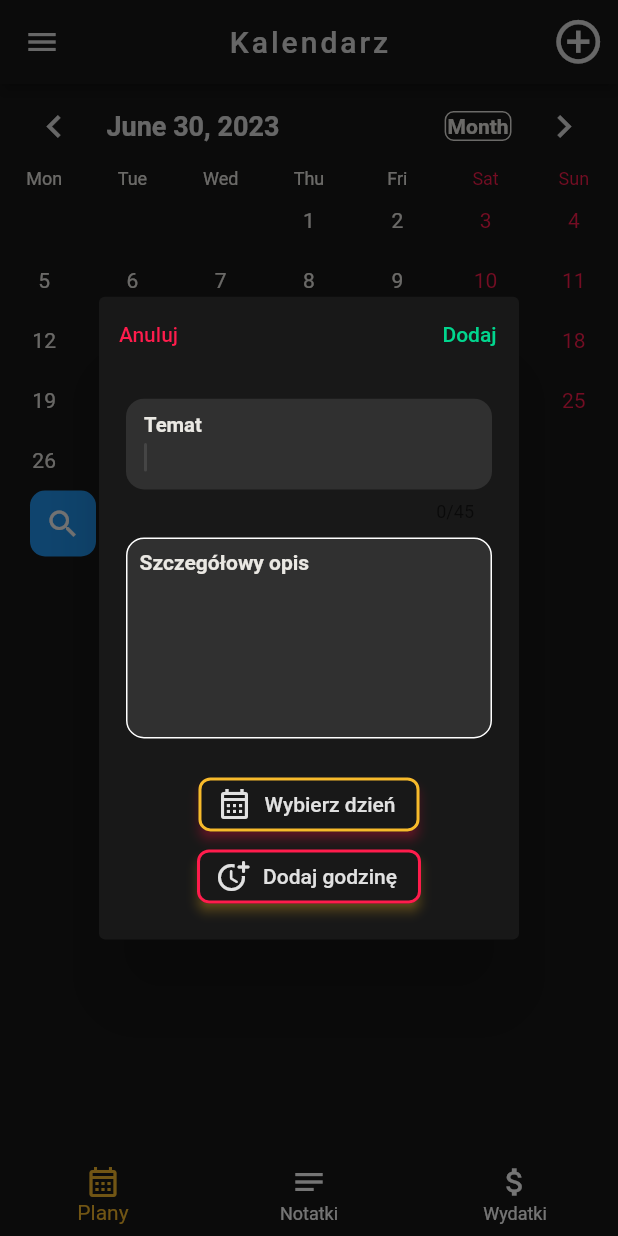
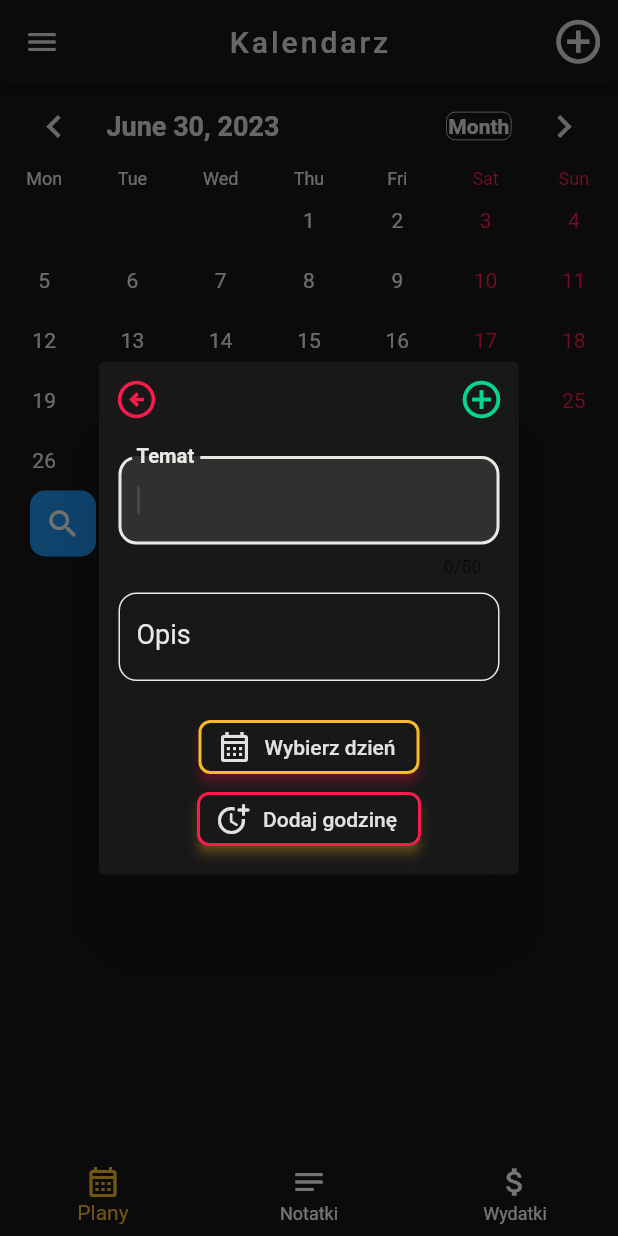
Before and after one commit to patrykdybalski/NOTSY, a Flutter app: the screen it shows after launch, after a tap on the "add circle outline" icon, on a phone screen of 412 x 824 dp. Run offline on Flutter 3.47's test engine with Material 2 defaults, Android fonts, the phone set to English and light mode, and no system bars; drawn by our look-alikes of table_calendar; our stand-ins replace cloud_firestore, firebase_auth, firebase_core, flutter_bloc, google_fonts; accounts and stored records are empty.

```diff
--- a/lib/constans/colors.dart
+++ b/lib/constans/colors.dart
@@ -6,6 +6,7 @@ class AppColors {
   static const Color accentColor = Color(0xFFE1E1E1);
   static const Color dayColor = Color.fromRGBO(234, 232, 227, 1.0);
   static const Color redColor = Color(0xFFFF1C4C);
+  static const Color greenColor = Color(0xff01D68E);
   static const Color selectedDayColor = Color.fromRGBO(234, 232, 227, 1.0);
 
   // Dodaj inne kolory według potrzeb
--- a/lib/features/home/pages/add_event_dialog/add_event_dialog.dart
+++ b/lib/features/home/pages/add_event_dialog/add_event_dialog.dart
@@ -43,23 +43,22 @@ class _AddEventDialogState extends State<AddEventDialog> {
             return AlertDialog(
               scrollable: true,
               titlePadding: const EdgeInsets.all(1),
-              contentPadding: const EdgeInsets.all(10),
+              contentPadding: const EdgeInsets.all(5),
               backgroundColor: AppColors.primaryColor,
               title: Row(
                 mainAxisAlignment: MainAxisAlignment.spaceBetween,
                 children: [
-                  TextButton(
-                    child: const Text(
-                      'Anuluj',
-                      style: TextStyle(
+                  IconButton(
+                    icon: const Icon(
+                      Icons.arrow_circle_left_outlined,
                       color: AppColors.redColor,
-                      ),
+                      size: 30,
                     ),
                     onPressed: () {
                       Navigator.of(context).pop();
                     },
                   ),
-                  TextButton(
+                  IconButton(
                     onPressed: _title == null ||
                             _subtitle == null ||
                             _selectedDay == null ||
@@ -73,11 +72,10 @@ class _AddEventDialogState extends State<AddEventDialog> {
                                   _selectedTime!,
                                 );
                           },
-                    child: const Text(
-                      'Dodaj',
-                      style: TextStyle(
-                        color: Color(0xff01D68E),
-                      ),
+                    icon: const Icon(
+                      Icons.add_circle_outline_sharp,
+                      color: AppColors.greenColor,
+                      size: 30,
                     ),
                   ),
                 ],
@@ -149,6 +147,7 @@ class _ContentDialog extends StatelessWidget {
       child: Column(
         children: [
           TextFormField(
+            textAlign: TextAlign.justify,
             onChanged: onTitleChanged,
             autofocus: true,
             cursorColor: Colors.white10,
@@ -163,41 +162,28 @@ class _ContentDialog extends StatelessWidget {
                 color: AppColors.dayColor,
                 fontSize: 18,
               ),
-              border: UnderlineInputBorder(
+              focusedBorder: OutlineInputBorder(
                   borderRadius: BorderRadius.circular(12),
-                borderSide: BorderSide.none,
+                  borderSide: const BorderSide(
+                    color: AppColors.dayColor,
+                    width: 2,
+                  )),
+              enabledBorder: OutlineInputBorder(
+                borderRadius: BorderRadius.circular(12),
+                borderSide: const BorderSide(
+                  color: AppColors.dayColor,
+                ),
               ),
               filled: true,
               fillColor: Colors.white10,
             ),
             keyboardType: TextInputType.text,
-            maxLength: 45,
-            maxLines: 1,
+            maxLength: 50,
+            maxLines: 2,
+            minLines: 1,
           ),
           const SizedBox(
             height: 10,
-          ),
-          Container(
-            decoration: BoxDecoration(
-              color: Colors.white10,
-              borderRadius: BorderRadius.circular(12),
-              border: Border.all(
-                width: 1,
-                color: Colors.white,
-              ),
-            ),
-            child: Padding(
-              padding: const EdgeInsets.all(8.0),
-              child: Column(
-                crossAxisAlignment: CrossAxisAlignment.start,
-                children: [
-                  const Text(
-                    'Szczegółowy opis',
-                    style: TextStyle(
-                      color: AppColors.dayColor,
-                      fontSize: 14,
-                      fontWeight: FontWeight.bold,
-                    ),
           ),
           TextFormField(
             onChanged: onSubtitleChanged,
@@ -207,17 +193,28 @@ class _ContentDialog extends StatelessWidget {
               color: AppColors.dayColor,
             ),
             decoration: InputDecoration(
-                      border: UnderlineInputBorder(
-                        borderSide: BorderSide.none,
+              enabled: true,
+              labelText: 'Opis',
+              labelStyle: const TextStyle(
+                color: AppColors.dayColor,
+                fontSize: 18,
+              ),
+              focusedBorder: OutlineInputBorder(
                   borderRadius: BorderRadius.circular(12),
+                  borderSide: const BorderSide(
+                    color: AppColors.dayColor,
+                    width: 2,
+                  )),
+              enabledBorder: OutlineInputBorder(
+                borderRadius: BorderRadius.circular(12),
+                borderSide: const BorderSide(
+                  color: AppColors.dayColor,
+                ),
               ),
             ),
             keyboardType: TextInputType.text,
-                    maxLines: 4,
-                  ),
-                ],
-              ),
-            ),
+            maxLines: 10,
+            minLines: 1,
           ),
           const SizedBox(
             height: 20,
--- a/lib/features/home/pages/calendar_page/widgets/calendar_widget.dart
+++ b/lib/features/home/pages/calendar_page/widgets/calendar_widget.dart
@@ -155,16 +155,19 @@ class _CalendarWidgetState extends State<CalendarWidget> {
         color: AppColors.accentColor,
       ),
       formatButtonShowsNext: false,
-      formatButtonPadding: EdgeInsets.all(1),
+      formatButtonPadding: const EdgeInsets.all(1),
       formatButtonTextStyle: const TextStyle(
         fontWeight: FontWeight.bold,
         color: AppColors.dayColor,
       ),
       formatButtonDecoration: const BoxDecoration(
         color: AppColors.primaryColor,
-        border: Border.fromBorderSide(BorderSide(
-          color: AppColors.dayColor,
-        )),
+        border: Border.fromBorderSide(
+          BorderSide(
+            color: AppColors.dayColor,
+            width: 0.5,
+          ),
+        ),
         borderRadius: BorderRadius.all(
           Radius.circular(6),
         ),
```
Also changed, not shown: lib/features/home/pages/calendar_page/widgets/event_widget.dart (+78 -25 lines). Lines whose indentation alone changed are shown as unchanged.
